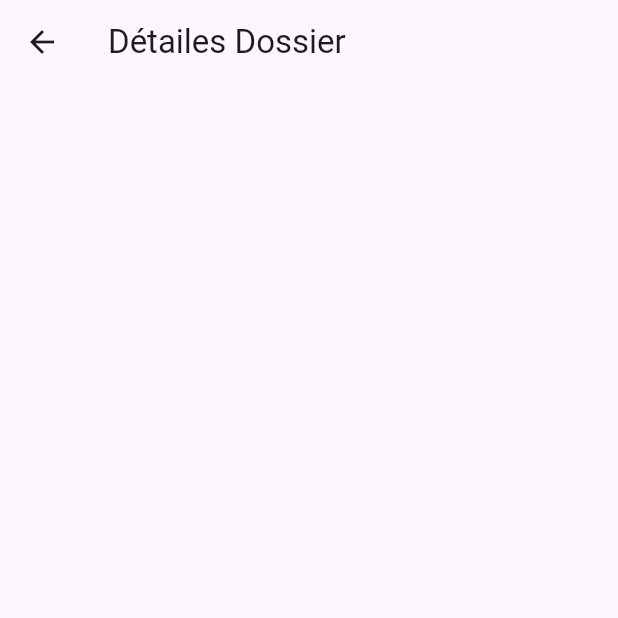
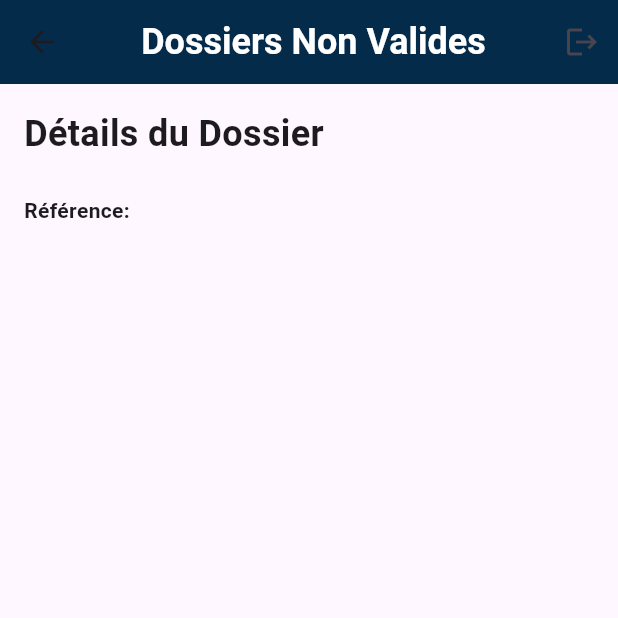
Before and after one commit to mtg-arken/projets_tutores, a Flutter app: the ListDossierNonValider screen opened by its route, after a tap on the "check" icon, on a phone screen of 412 x 824 dp, the top half of it. Run offline on Flutter 3.47's test engine with Material 3 defaults, Android fonts, the phone set to English and light mode, and no system bars; our stand-ins replace datetime_picker_formfield.

Commit message:
update dossiers non valides

```diff
--- a/App/lib/President_Jury/List_Dossiers_Non_Validers.dart
+++ b/App/lib/President_Jury/List_Dossiers_Non_Validers.dart
@@ -1,4 +1,5 @@
 import 'package:flutter/material.dart';
+import 'package:tribunal/President_Jury/detailesDossiePre.dart';
 import '../Common_Pages/common_app_bar.dart';
 
 class ListDossierNonValider extends StatefulWidget {
@@ -152,7 +153,13 @@ class _ListDossierNonValiderState extends State<ListDossierNonValider> {
         DataCell(
           GestureDetector(
             onTap: () {
-              Navigator.pushNamed(context, '/DetailsDossierPre');
+              Navigator.push(
+                  context,
+                  MaterialPageRoute(
+                    builder: (context) => DetailsDossierPre(
+                      data: {},
+                    ),
+                  ));
             },
             child: hasProblem
                 ? Icon(Icons.close, color: Colors.red)
--- a/App/lib/President_Jury/detailesDossiePre.dart
+++ b/App/lib/President_Jury/detailesDossiePre.dart
@@ -1,20 +1,96 @@
 import 'package:flutter/material.dart';
+import '../Common_Pages/common_app_bar.dart';
 
 class DetailsDossierPre extends StatefulWidget {
+  final Map<String, String> data;
+
+  const DetailsDossierPre({Key? key, required this.data}) : super(key: key);
+
   @override
-  _EmptyPageState createState() => _EmptyPageState();
+  _DetailsDossierPreState createState() => _DetailsDossierPreState();
 }
 
-class _EmptyPageState extends State<DetailsDossierPre> {
+class _DetailsDossierPreState extends State<DetailsDossierPre> {
   @override
   Widget build(BuildContext context) {
+    // Check if 'probleme' is true
+    bool hasProblem = widget.data['probleme'] == 'True';
+
+    // Check if 'type de probleme' is 'résolu'
+    bool problemResolved = widget.data['type de probleme'] == 'résolu';
+
     return Scaffold(
-      appBar: AppBar(
-        title: Text('Détailes Dossier'),
+      appBar: CommonAppBar(
+        title: ' Dossiers Non Valides',
+        onLogout: () {
+          Navigator.pushNamedAndRemoveUntil(
+              context, '/login', (route) => false);
+        },
       ),
-      body: Container(
-          // You can customize the container if needed
+      body: Padding(
+        padding: const EdgeInsets.all(16.0),
+        child: Column(
+          crossAxisAlignment: CrossAxisAlignment.start,
+          children: [
+            // Titre en gras
+            Text(
+              'Détails du Dossier',
+              style: TextStyle(
+                fontWeight: FontWeight.bold,
+                fontSize: 24.0,
+              ),
+            ),
+            SizedBox(height: 16.0),
+
+            // Ligne de référence
+            _buildDetailRow('Référence', widget.data['reference'] ?? ''),
+
+            // Afficher les détails spécifiques si 'probleme' est true
+            if (hasProblem) ...[
+              _buildDetailRow('Problème', 'True'),
+              _buildDetailRow(
+                  'État Problème', widget.data['etat probleme'] ?? ''),
+              _buildDetailRow(
+                  'Type de Problème', widget.data['type de probleme'] ?? ''),
+              _buildDetailRow('Lieu', widget.data['lieu'] ?? ''),
+              _buildDetailRow('Date', widget.data['date'] ?? ''),
+            ],
+
+            // Afficher un bouton si 'type de probleme' est 'résolu'
+            if (problemResolved) ...[
+              ElevatedButton(
+                onPressed: () {
+                  // Ajoutez l'action que vous souhaitez effectuer ici
+                },
+                child: Text('Bouton Date Négociation'),
+              ),
+            ],
+          ],
+        ),
+      ),
+    );
+  }
+
+  Widget _buildDetailRow(String label, String value) {
+    return Container(
+      margin: EdgeInsets.symmetric(vertical: 8.0),
+      child: Row(
+        crossAxisAlignment: CrossAxisAlignment.start,
+        children: [
+          // Label en gras
+          Text(
+            '$label:',
+            style: TextStyle(
+              fontWeight: FontWeight.bold,
+            ),
           ),
+          SizedBox(width: 8.0),
+          // Valeur
+          Expanded(
+            child: Text(value),
+          ),
+        ],
+      ),
     );
   }
 }
--- a/App/lib/main.dart
+++ b/App/lib/main.dart
@@ -23,22 +23,20 @@ class MyApp extends StatelessWidget {
       theme: ThemeData(
         primarySwatch: Colors.blue,
       ),
-
-
-      initialRoute: '/juge',
-
+      initialRoute: '/ListDossierNonValider',
       routes: {
         '/login': (context) => LoginPage(),
-
         '/president': (context) => AccueilPresident(),
         '/CreateDossier': (context) => CreateDossier(),
         '/ListDossierValider': (context) => ListDossierValider(),
         '/ListDossierNonValider': (context) => ListDossierNonValider(),
         '/ListJuge': (context) => ListJuge(),
-
         '/juge': (context) => AccueilJuge(),
-        '/DtailsDossier': (context) => DetailsDossier(refs:''),
-        '/DetailsDossierPre': (context) => DetailsDossierPre(),
+        '/DtailsDossier': (context) => DetailsDossier(refs: ''),
+        '/DetailsDossierPre': (context) => DetailsDossierPre(
+              data: {},
+            ),
+        // Fix: Pass a default value or provide the actual reference
       },
       debugShowCheckedModeBanner: false,
     );
--- a/App/pubspec.yaml
+++ b/App/pubspec.yaml
@@ -47,7 +47,7 @@ dev_dependencies:
   # package. See that file for information about deactivating specific lint
   # rules and activating additional ones.
   flutter_lints: ^2.0.0
-
+  shared_preferences: ^2.2.2
 # For information on the generic Dart part of this file, see the
 # following page: https://dart.dev/tools/pub/pubspec
 
```
Also changed, not shown: App/pubspec.lock, 1 other file.
